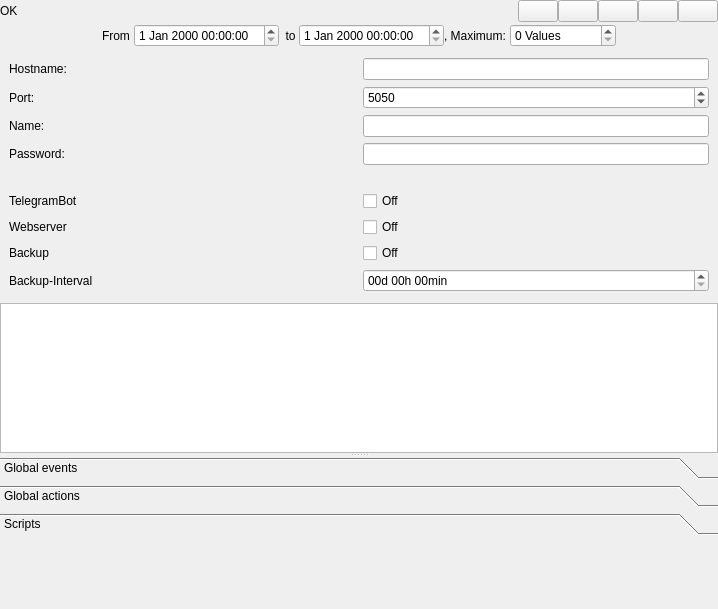
First picture: the form in RTOC/RTOC_GUI/ui/remoteHostWidget.ui, repository Haschtl/RealTimeOpenControl, before the edit.
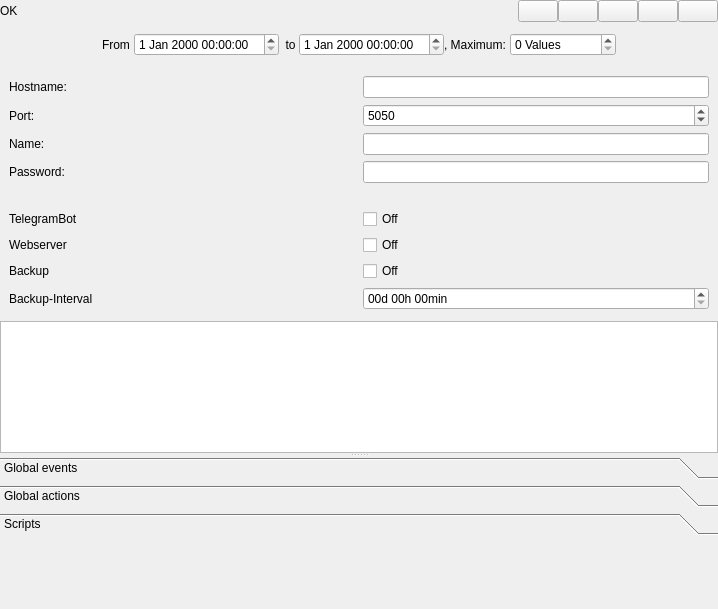
Second picture: the form after the edit. Icons and pictures are not drawn.

```diff
--- a/RTOC/RTOC_GUI/ui/remoteHostWidget.ui
+++ b/RTOC/RTOC_GUI/ui/remoteHostWidget.ui
@@ -178,6 +178,9 @@
     </layout>
    </item>
    <item>
+    <widget class="QWidget" name="timeRangeWidget" native="true">
+     <layout class="QVBoxLayout" name="verticalLayout_2">
+      <item>
     <layout class="QHBoxLayout" name="horizontalLayout_5">
      <property name="spacing">
       <number>0</number>
@@ -256,6 +259,9 @@
      </item>
     </layout>
    </item>
+     </layout>
+    </widget>
+   </item>
    <item>
     <widget class="QWidget" name="editLayout" native="true">
      <layout class="QVBoxLayout" name="verticalLayout_7">
```
Left out of the diff: 6 changed lines with no effect on the pictures. Lines whose indentation alone changed are shown as unchanged.
